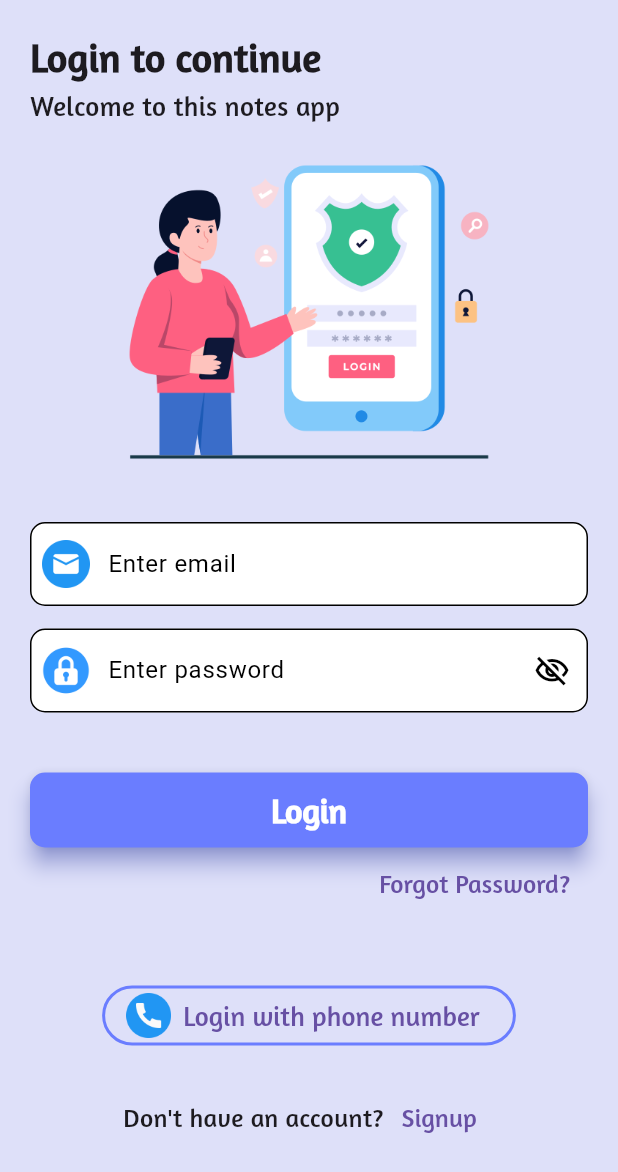
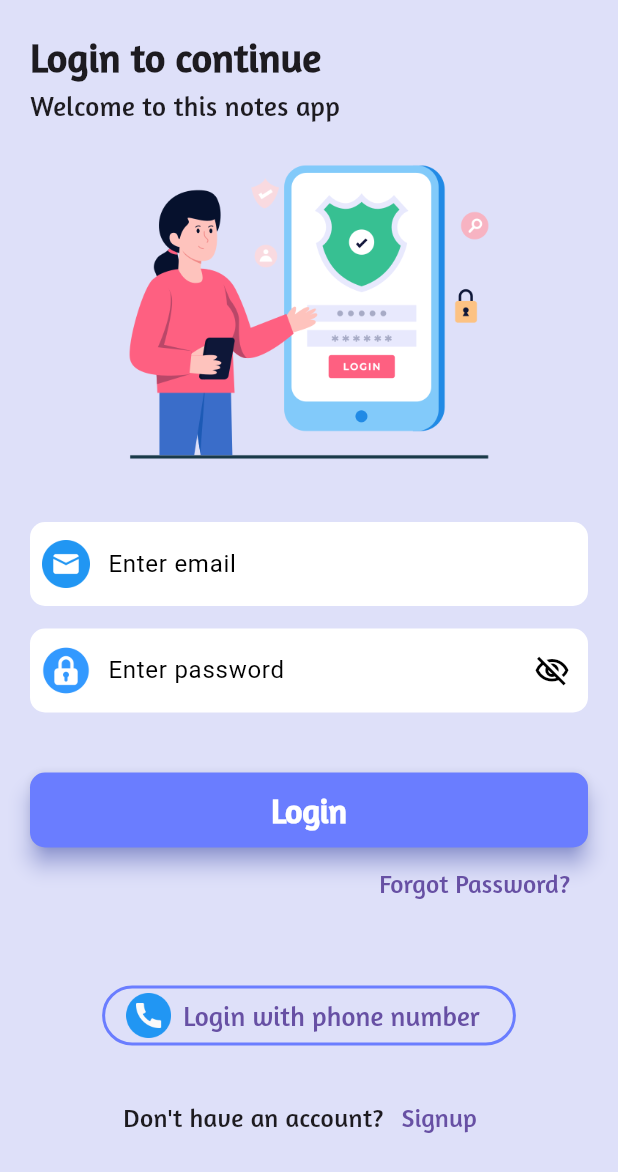
Before and after one commit to alhasann351/noteapp_firebase, a Flutter app: the screen it shows after launch, on a phone screen of 412 x 824 dp. Shown: the top 1172 px of the screen. Run offline on Flutter 3.47's test engine with Material 3 defaults, Android fonts, the phone set to English and light mode, and no system bars; our stand-ins replace firebase_core, get, loading_animation_widget, lottie, shared_preferences; accounts and stored records are empty.

Commit message:
login-screen-customize

```diff
--- a/lib/view/login_screen.dart
+++ b/lib/view/login_screen.dart
@@ -26,8 +26,7 @@ class _LoginScreenState extends State<LoginScreen> {
           padding: const EdgeInsets.symmetric(horizontal: 20, vertical: 20),
           child: ListView(
             children: [
-              Expanded(
-                child: Column(
+              Column(
                 mainAxisAlignment: MainAxisAlignment.start,
                 crossAxisAlignment: CrossAxisAlignment.start,
                 children: [
@@ -55,12 +54,10 @@ class _LoginScreenState extends State<LoginScreen> {
                   ),
                 ],
               ),
-              ),
               const SizedBox(
                 height: 15,
               ),
-              Expanded(
-                child: Center(
+              Center(
                 child: Form(
                   key: _formKey,
                   child: Column(
@@ -80,9 +77,15 @@ class _LoginScreenState extends State<LoginScreen> {
                           fillColor: Colors.white,
                           hintText: AppStrings.emailHintText,
                           focusedBorder: OutlineInputBorder(
+                            borderSide: const BorderSide(
+                              style: BorderStyle.none,
+                            ),
                             borderRadius: BorderRadius.circular(10),
                           ),
                           enabledBorder: OutlineInputBorder(
+                            borderSide: const BorderSide(
+                              style: BorderStyle.none,
+                            ),
                             borderRadius: BorderRadius.circular(10),
                           ),
                         ),
@@ -117,9 +120,15 @@ class _LoginScreenState extends State<LoginScreen> {
                           fillColor: Colors.white,
                           hintText: AppStrings.passwordHintText,
                           focusedBorder: OutlineInputBorder(
+                            borderSide: const BorderSide(
+                              style: BorderStyle.none,
+                            ),
                             borderRadius: BorderRadius.circular(10),
                           ),
                           enabledBorder: OutlineInputBorder(
+                            borderSide: const BorderSide(
+                              style: BorderStyle.none,
+                            ),
                             borderRadius: BorderRadius.circular(10),
                           ),
                         ),
@@ -128,12 +137,10 @@ class _LoginScreenState extends State<LoginScreen> {
                   ),
                 ),
               ),
-              ),
               const SizedBox(
                 height: 40,
               ),
-              Expanded(
-                child: Column(
+              Column(
                 children: [
                   SizedBox(
                     width: double.infinity,
@@ -202,7 +209,6 @@ class _LoginScreenState extends State<LoginScreen> {
                   ),
                 ],
               ),
-              ),
             ],
           ),
         ),
```
Lines whose indentation alone changed are shown as unchanged.
